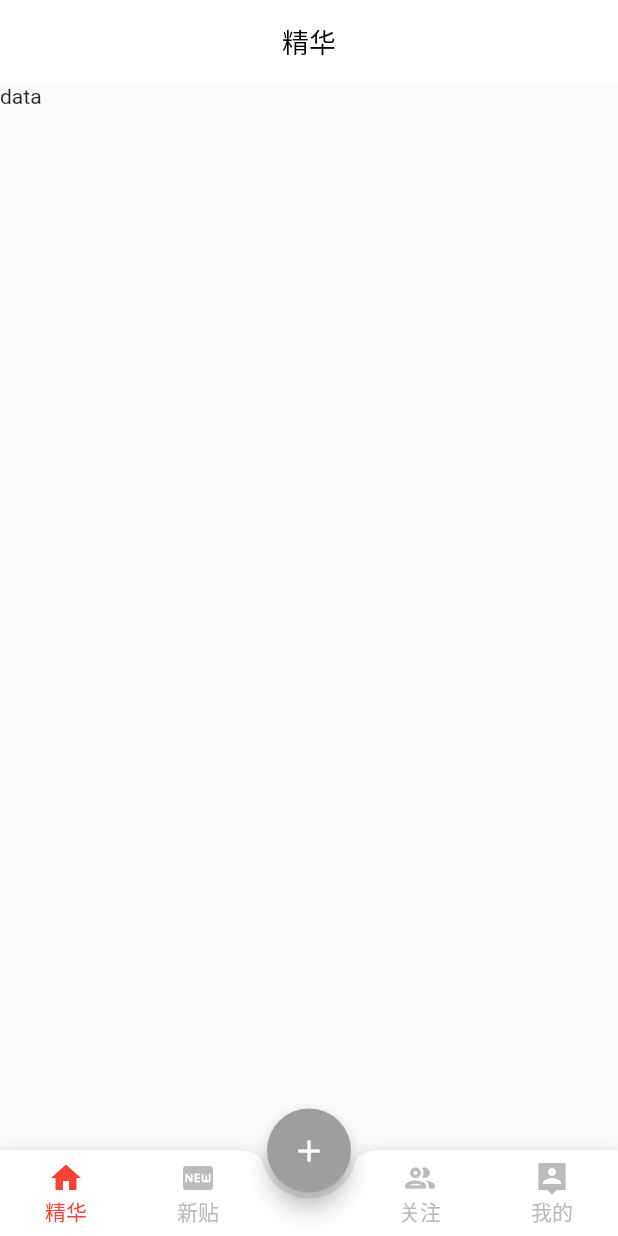
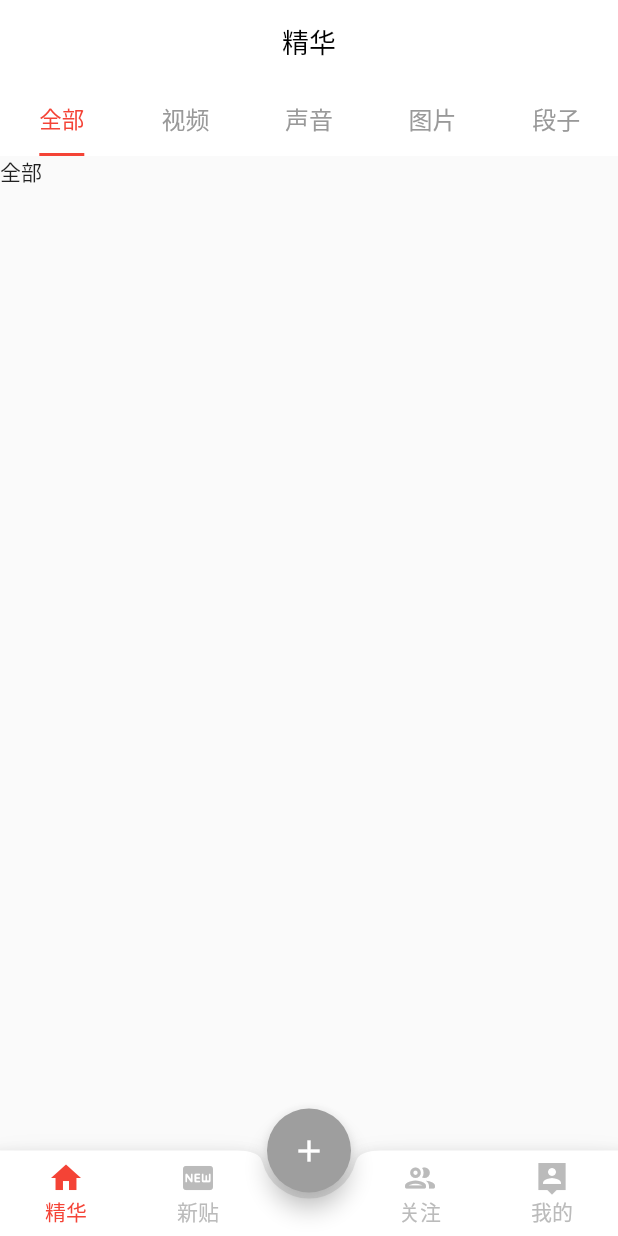
Before and after one commit to HJ2018/BaiSi_flutter, a Flutter app: the screen it shows after launch, on a phone screen of 412 x 824 dp. Run offline on Flutter 3.47's test engine with Material 2 defaults, Android fonts, the phone set to English and light mode, and no system bars; our stand-ins replace get.

Commit message:
完善精华tabs

```diff
--- /dev/null
+++ b/flutter_baisi/lib/Pages/Essence/essence_page/essence_all/logic.dart
@@ -0,0 +1,19 @@
+import 'package:get/get.dart';
+
+import 'state.dart';
+
+class Essence_allLogic extends GetxController {
+  final Essence_allState state = Essence_allState();
+
+  @override
+  void onReady() {
+    // TODO: implement onReady
+    super.onReady();
+  }
+
+  @override
+  void onClose() {
+    // TODO: implement onClose
+    super.onClose();
+  }
+}
--- /dev/null
+++ b/flutter_baisi/lib/Pages/Essence/essence_page/essence_all/state.dart
@@ -0,0 +1,5 @@
+class Essence_allState {
+  Essence_allState() {
+    ///Initialize variables
+  }
+}
--- /dev/null
+++ b/flutter_baisi/lib/Pages/Essence/essence_page/essence_all/view.dart
@@ -0,0 +1,16 @@
+import 'package:flutter/material.dart';
+import 'package:get/get.dart';
+import 'logic.dart';
+
+class EssenceAllWidget extends StatelessWidget {
+
+  EssenceAllWidget({Key? key}) : super(key: key);
+
+  final logic = Get.put(Essence_allLogic());
+  final state = Get.find<Essence_allLogic>().state;
+
+  @override
+  Widget build(BuildContext context) {
+    return const Text("全部");
+  }
+}
--- /dev/null
+++ b/flutter_baisi/lib/Pages/Essence/essence_page/essence_jokes/state.dart
@@ -0,0 +1,5 @@
+class Essence_jokesState {
+  Essence_jokesState() {
+    ///Initialize variables
+  }
+}
--- /dev/null
+++ b/flutter_baisi/lib/Pages/Essence/essence_page/essence_picture/state.dart
@@ -0,0 +1,5 @@
+class Essence_pictureState {
+  Essence_pictureState() {
+    ///Initialize variables
+  }
+}
--- /dev/null
+++ b/flutter_baisi/lib/Pages/Essence/essence_page/essence_video/state.dart
@@ -0,0 +1,5 @@
+class Essence_videoState {
+  Essence_videoState() {
+    ///Initialize variables
+  }
+}
--- /dev/null
+++ b/flutter_baisi/lib/Pages/Essence/essence_page/essence_voice/state.dart
@@ -0,0 +1,5 @@
+class Essence_voiceState {
+  Essence_voiceState() {
+    ///Initialize variables
+  }
+}
--- a/flutter_baisi/lib/Pages/Essence/essence_page/logic.dart
+++ b/flutter_baisi/lib/Pages/Essence/essence_page/logic.dart
@@ -1,19 +1,20 @@
+import 'package:flutter/material.dart';
 import 'package:get/get.dart';
 
 import 'state.dart';
 
-class EssencePageLogic extends GetxController {
+class EssencePageLogic extends GetxController with GetSingleTickerProviderStateMixin{
   final EssencePageState state = EssencePageState();
 
+
+
   @override
-  void onReady() {
-    // TODO: implement onReady
-    super.onReady();
+  void onInit() {
+    // TODO: implement onInit
+    super.onInit();
+    state.tabController = TabController(length: state.tabs!.length, vsync: this);
   }
 
-  @override
-  void onClose() {
-    // TODO: implement onClose
-    super.onClose();
-  }
+
+
 }
--- a/flutter_baisi/lib/Pages/Essence/essence_page/state.dart
+++ b/flutter_baisi/lib/Pages/Essence/essence_page/state.dart
@@ -1,6 +1,41 @@
+import 'package:flutter/material.dart';
+
+import 'essence_all/view.dart';
+import 'essence_jokes/view.dart';
+import 'essence_picture/view.dart';
+import 'essence_video/view.dart';
+import 'essence_voice/view.dart';
+
 class EssencePageState {
+
+  ///tabs[TabController]
+  TabController? tabController;
+
+  ///topName
+  List? nameList;
+
+  ///tabs[Title] 名字
+  List<Widget>? tabs;
+
+  ///tabs[tabBarView] tabsView
+  List<Widget>? tabBarView;
 
   EssencePageState() {
     ///Initialize variables
+
+    nameList = ["全部","视频","声音","图片","段子"];
+
+    tabs = nameList?.map((name) {
+      return Tab( text:name);
+    }).toList();
+
+    tabBarView = [
+      EssenceAllWidget(),
+      EssenceVideoWidget(),
+      EssenceVoiceWidget(),
+      EssencePictureWidget(),
+      EssenceJokesWidget(),
+   ];
+
   }
 }
--- a/flutter_baisi/lib/Pages/Essence/essence_page/view.dart
+++ b/flutter_baisi/lib/Pages/Essence/essence_page/view.dart
@@ -1,7 +1,7 @@
 import 'package:flutter/material.dart';
+import 'package:flutter_baisi/Pages/Essence/essence_page/widget.dart';
 import 'package:flutter_baisi/Pages/Other/Base/Base_AppBar.dart';
 import 'package:get/get.dart';
-
 import 'logic.dart';
 
 class EssencePageWidget extends StatelessWidget {
@@ -14,8 +14,10 @@ class EssencePageWidget extends StatelessWidget {
   @override
   Widget build(BuildContext context) {
     return Scaffold(
-      appBar:backAppBar(context, "精华",isBack: false),
-      body:const Text("data"),
+      appBar:backAppBar(context, "精华",isBack: false,
+        bottom: essenceTabBarBottom(state)
+      ),
+      body:essenceContent(state),
     );
   }
 }
--- /dev/null
+++ b/flutter_baisi/lib/Pages/Essence/essence_page/widget.dart
@@ -0,0 +1,27 @@
+import 'package:flutter/material.dart';
+import 'package:flutter_baisi/Pages/Essence/essence_page/state.dart';
+
+
+///* tabBar内容******/
+Widget essenceContent(EssencePageState state){
+  return TabBarView(
+    controller: state.tabController,
+    children: state.tabBarView!,
+  );
+}
+
+
+
+///* tabBar样式******/
+PreferredSizeWidget essenceTabBarBottom(EssencePageState state){
+  return TabBar(
+    controller: state.tabController,
+    labelColor: Colors.red,
+    labelStyle: const TextStyle(fontSize: 15.0),
+    unselectedLabelColor: const Color(0xff999999),
+    unselectedLabelStyle: const TextStyle(fontSize: 16.0),
+    indicatorSize: TabBarIndicatorSize.label,
+    indicatorColor:Colors.red,
+    tabs: state.tabs!,
+  );
+}
```
Also changed, not shown: flutter_baisi/lib/Pages/Essence/essence_page/essence_jokes/logic.dart (added, +19 -0 lines), flutter_baisi/lib/Pages/Essence/essence_page/essence_jokes/view.dart (added, +16 -0 lines), flutter_baisi/lib/Pages/Essence/essence_page/essence_picture/logic.dart (added, +19 -0 lines), flutter_baisi/lib/Pages/Essence/essence_page/essence_picture/view.dart (added, +16 -0 lines), flutter_baisi/lib/Pages/Essence/essence_page/essence_video/logic.dart (added, +19 -0 lines), flutter_baisi/lib/Pages/Essence/essence_page/essence_video/view.dart (added, +16 -0 lines), flutter_baisi/lib/Pages/Essence/essence_page/essence_voice/logic.dart (added, +19 -0 lines), flutter_baisi/lib/Pages/Essence/essence_page/essence_voice/view.dart (added, +15 -0 lines), flutter_baisi/lib/Pages/Other/Base/Base_AppBar.dart (+15 -24 lines).
